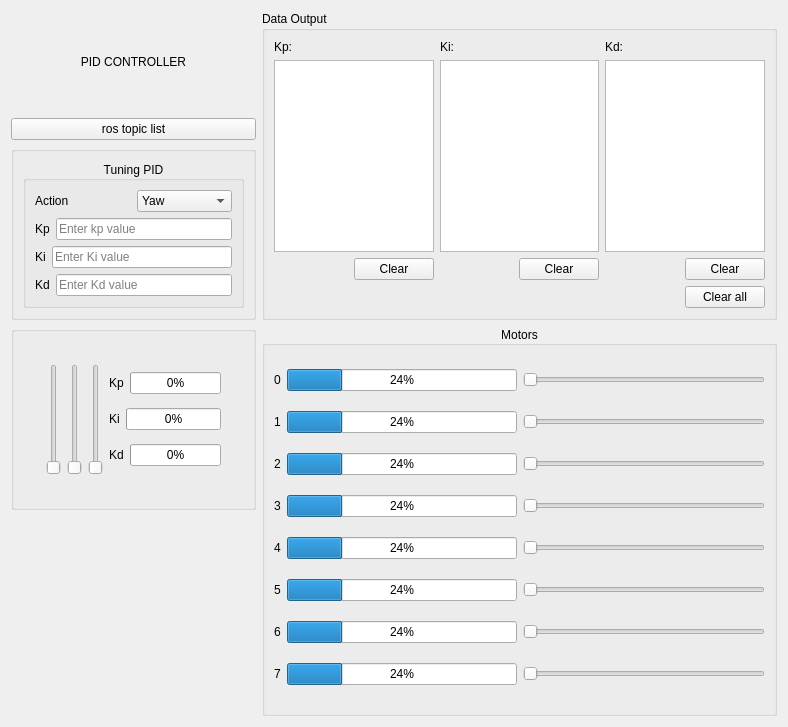
First picture: the form in src/ros2_ws/src/gui_node/src/pid_controller.ui, repository Mechatronics-SDSU/Mechatronics-2024, before the edit.
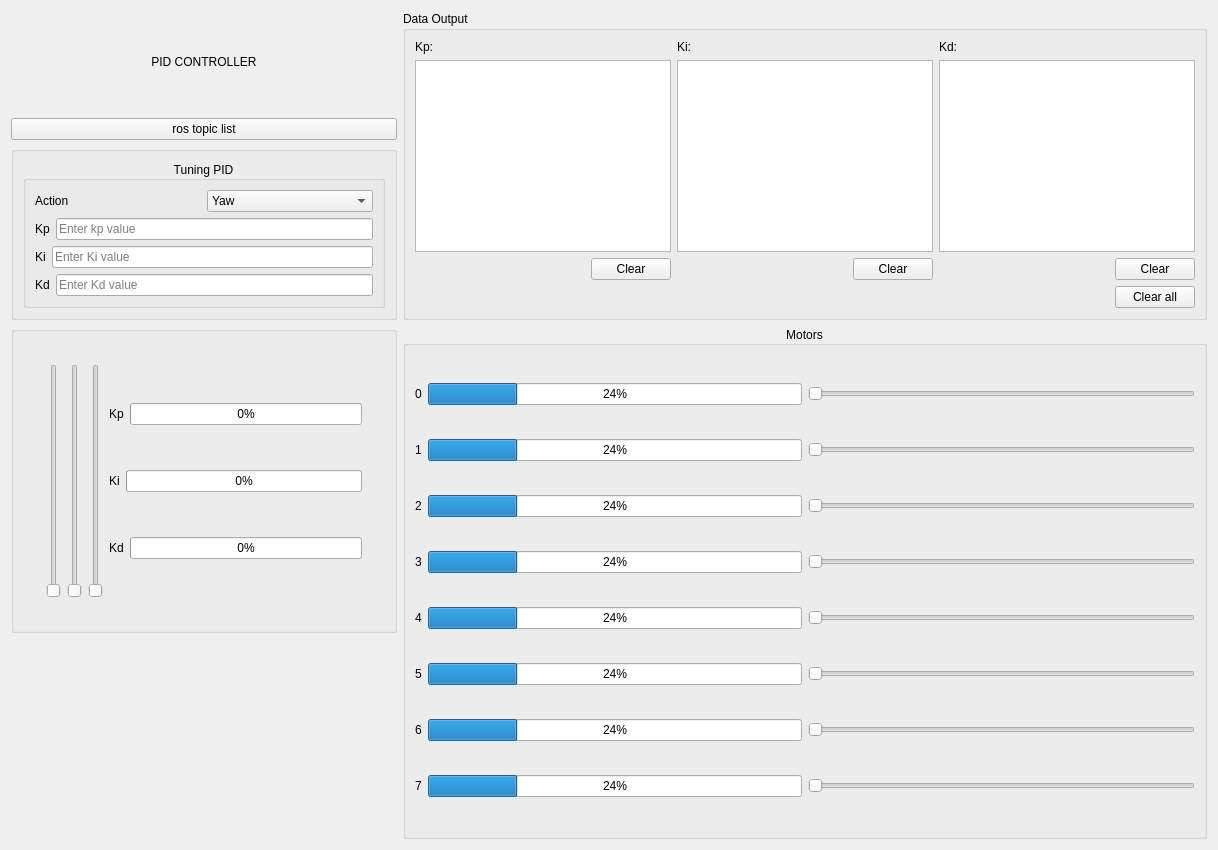
Second picture: the form after the edit.

What changed in the file:
```diff
--- a/src/ros2_ws/src/gui_node/src/pid_controller.ui
+++ b/src/ros2_ws/src/gui_node/src/pid_controller.ui
@@ -6,8 +6,8 @@
    <rect>
     <x>0</x>
     <y>0</y>
-    <width>788</width>
-    <height>727</height>
+    <width>1218</width>
+    <height>850</height>
    </rect>
   </property>
   <property name="mouseTracking">
```
